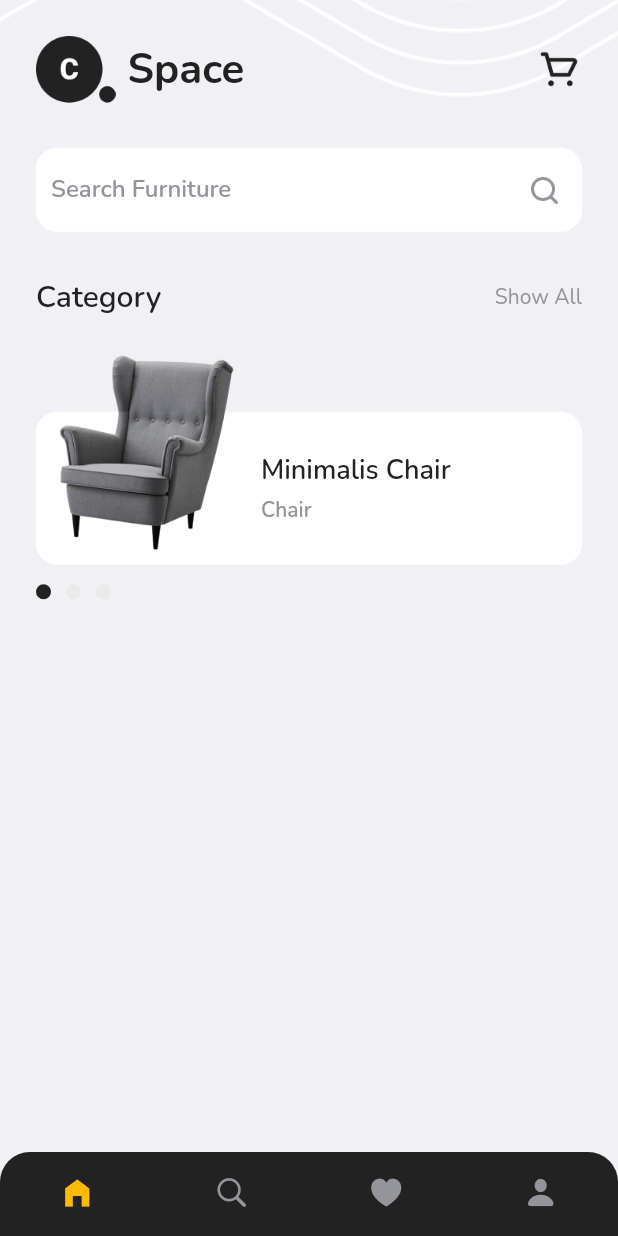
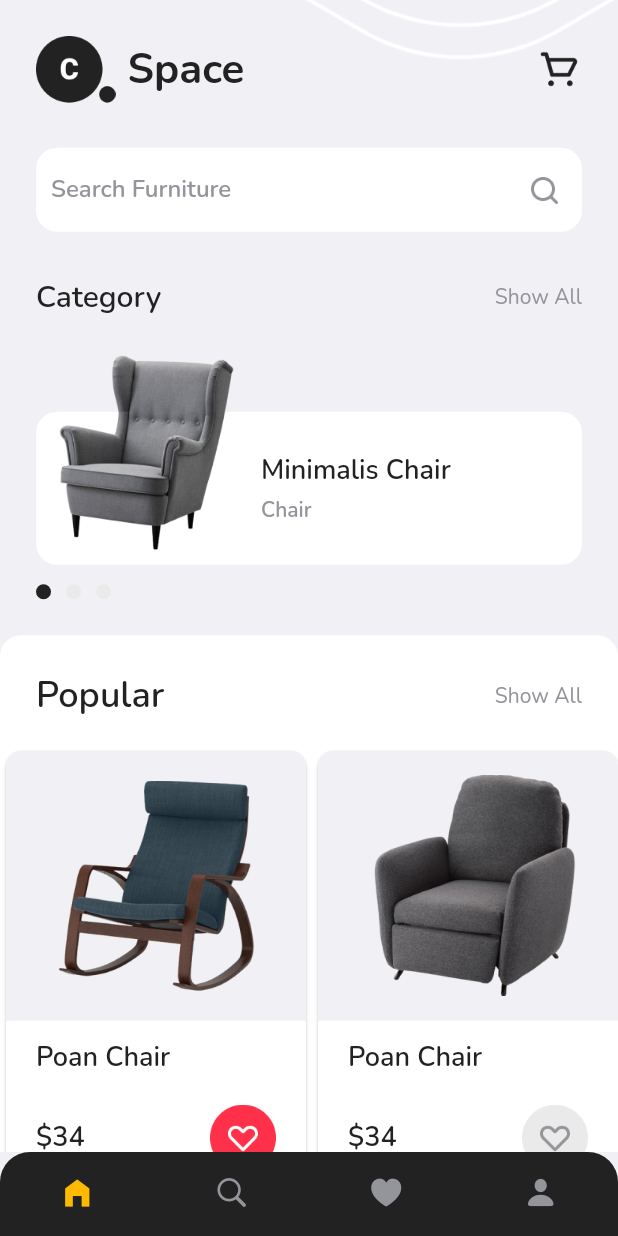
Before and after one commit to aldanrp/UiFurnitureApp, a Flutter app: the MyPages screen opened by its route, on a phone screen of 412 x 824 dp. Run offline on Flutter 3.47's test engine with Material 2 defaults, Android fonts, the phone set to English and light mode, and no system bars; drawn by our look-alikes of carousel_slider; our stand-ins replace animate_do, fluttertoast, google_fonts.

Commit message:
Update popular card on home page

```diff
--- a/lib/UI/pages/home_page.dart
+++ b/lib/UI/pages/home_page.dart
@@ -14,7 +14,7 @@ class _HomePageState extends State<HomePage> {
   Widget build(BuildContext context) {
     return SingleChildScrollView(
       child: Container(
-        height: MediaQuery.of(context).size.height,
+        height: MediaQuery.of(context).size.height - 50,
         width: MediaQuery.of(context).size.width,
         decoration: const BoxDecoration(
           image: DecorationImage(
@@ -202,6 +202,78 @@ class _HomePageState extends State<HomePage> {
                   ),
                 ],
               ),
+            ),
+
+            //TODO : Popular section
+            Container(
+              margin: const EdgeInsets.only(top: 24),
+              decoration: BoxDecoration(
+                borderRadius: const BorderRadius.vertical(
+                  top: Radius.circular(14),
+                ),
+                color: kWhiteColor,
+              ),
+              child: Column(
+                children: [
+                  Container(
+                    margin: const EdgeInsets.only(
+                      top: 24,
+                      left: 24,
+                      right: 24,
+                    ),
+                    child: Row(
+                      mainAxisAlignment: MainAxisAlignment.spaceBetween,
+                      children: [
+                        Text(
+                          "Popular",
+                          style: blackTextStyle.copyWith(
+                            fontSize: 24,
+                            fontWeight: semiBold,
+                          ),
+                        ),
+                        Text(
+                          "Show All",
+                          style: greyTextStyle,
+                        ),
+                      ],
+                    ),
+                  ),
+                  const SizedBox(
+                    height: 16,
+                  ),
+                  SizedBox(
+                    height: 300,
+                    child: SingleChildScrollView(
+                      scrollDirection: Axis.horizontal,
+                      child: Row(
+                        children: const [
+                          PopularCard(
+                            title: "Poan Chair",
+                            price: 34,
+                            urlImage: 'assets/image_product_popular1.png',
+                            isWishlist: true,
+                          ),
+                          PopularCard(
+                            title: "Poan Chair",
+                            price: 34,
+                            urlImage: 'assets/image_product_popular2.png',
+                            isWishlist: false,
+                          ),
+                          PopularCard(
+                            title: "Poan Chair",
+                            price: 34,
+                            urlImage: 'assets/image_product_popular3.png',
+                            isWishlist: false,
+                          ),
+                        ],
+                      ),
+                    ),
+                  ),
+                  const SizedBox(
+                    height: 20,
+                  ),
+                ],
+              ),
             )
           ],
         ),
--- /dev/null
+++ b/lib/UI/widget/Homewidget/home_popular_card.dart
@@ -0,0 +1,88 @@
+part of '../widget.dart';
+
+class PopularCard extends StatelessWidget {
+  final String title;
+  final int price;
+  final String urlImage;
+  final bool isWishlist;
+
+  const PopularCard(
+      {Key? key,
+      required this.title,
+      required this.price,
+      required this.urlImage,
+      required this.isWishlist})
+      : super(key: key);
+
+  @override
+  Widget build(BuildContext context) {
+    return Container(
+      height: 300,
+      child: Card(
+        shape: RoundedRectangleBorder(
+          borderRadius: BorderRadius.circular(10),
+        ),
+        child: Column(
+          children: [
+            Container(
+              height: 180,
+              width: 200,
+              decoration: BoxDecoration(
+                color: kWhiteGreyColor,
+                borderRadius: const BorderRadius.vertical(
+                  top: Radius.circular(10),
+                ),
+              ),
+              child: Center(
+                child: Image.asset(
+                  urlImage,
+                  width: 160,
+                ),
+              ),
+            ),
+            Container(
+              width: 200,
+              padding: const EdgeInsets.symmetric(
+                horizontal: 20,
+                vertical: 12,
+              ),
+              child: Column(
+                crossAxisAlignment: CrossAxisAlignment.start,
+                children: [
+                  Text(
+                    title,
+                    style: blackTextStyle.copyWith(
+                      fontSize: 18,
+                      fontWeight: semiBold,
+                    ),
+                  ),
+                  const SizedBox(
+                    height: 19,
+                  ),
+                  Row(
+                    mainAxisAlignment: MainAxisAlignment.spaceBetween,
+                    children: [
+                      Text(
+                        '\$$price',
+                        style: blackTextStyle.copyWith(
+                          fontSize: 18,
+                          fontWeight: semiBold,
+                        ),
+                      ),
+                      Image.asset(
+                        isWishlist
+                            ? 'assets/button_wishlist_active.png'
+                            : 'assets/button_wishlist.png',
+                        width: 44,
+                      ),
+                    ],
+                  )
+                ],
+              ),
+            )
+          ],
+        ),
+      ),
+    );
+  }
+}
--- a/lib/UI/widget/widget.dart
+++ b/lib/UI/widget/widget.dart
@@ -4,3 +4,4 @@ import 'package:space_furniturapp/theme/theme.dart';
 part 'onboardingwidget.dart';
 part './Global_widget/titile_widget.dart';
 part './Homewidget/home_carousel_card.dart';
+part './Homewidget/home_popular_card.dart';
```
